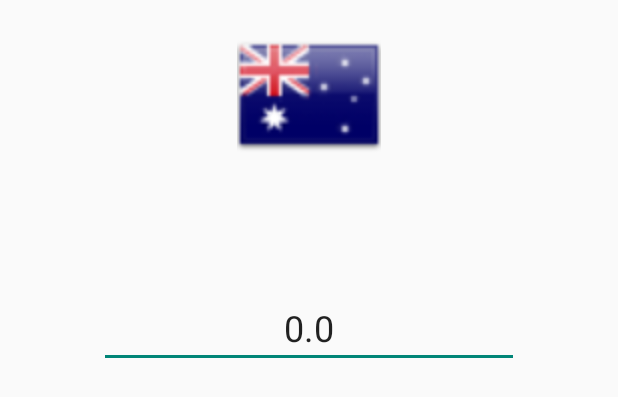
After one commit to icicala/MAD, an Android app: the layout activity_edit_currency.xml on its own in the app's theme, with its tools: preview values and no code run, on a phone screen of 412 x 824 dp. The commit adds this screen. Shown: the top 397 px of the screen. Run offline under Robolectric (Android 15) with nearby library versions, the phone set to English and light mode, and no system bars.

Commit message:
feat(Exercises 4) Exercises 4.4: Make Currency List editable

```diff
--- a/app/src/main/java/de/thu/hallomad/ExchangeRate.java
+++ b/app/src/main/java/de/thu/hallomad/ExchangeRate.java
@@ -22,4 +22,8 @@ public class ExchangeRate {
     public double getRateForOneEuro() {
         return rateForOneEuro;
     }
+
+    public void setRateForOneEuro(double rateForOneEuro) {
+        this.rateForOneEuro = rateForOneEuro;
+    }
 }
--- a/app/src/main/java/de/thu/hallomad/ExchangeRateDatabase.java
+++ b/app/src/main/java/de/thu/hallomad/ExchangeRateDatabase.java
@@ -76,6 +76,12 @@ public class ExchangeRateDatabase {
         return CURRENCIES_MAP.get(currency).getCapital();
     }
 
+    public void setRate(String currency, double rate) {
+        ExchangeRate exRate = CURRENCIES_MAP.get(currency);
+        exRate.setRateForOneEuro(rate);
+        CURRENCIES_MAP.put(currency, exRate);
+    }
+
 
     /**
      * Converts a value from a currency to another one
--- a/app/src/main/java/de/thu/hallomad/MainActivity.java
+++ b/app/src/main/java/de/thu/hallomad/MainActivity.java
@@ -96,11 +96,15 @@ public class MainActivity extends AppCompatActivity {
 
     @Override
     public boolean onOptionsItemSelected(@NonNull MenuItem item) {
+        Intent intent = new Intent(MainActivity.this, CurrencyListActivity.class);
         switch (item.getItemId()) {
             case R.id.id_currency_list_menu:
-                Intent intent = new Intent(MainActivity.this, CurrencyListActivity.class);
+                intent.putExtra("EditMode", false);
                 startActivity(intent);
                 return true;
+            case R.id.id_edit_currency_list:
+                intent.putExtra("EditMode", true);
+                startActivity(intent);
             default:
                 return super.onOptionsItemSelected(item);
         }
--- /dev/null
+++ b/app/src/main/res/layout/activity_edit_currency.xml
@@ -0,0 +1,55 @@
+<?xml version="1.0" encoding="utf-8"?>
+<androidx.constraintlayout.widget.ConstraintLayout xmlns:android="http://schemas.android.com/apk/res/android"
+    xmlns:app="http://schemas.android.com/apk/res-auto"
+    xmlns:tools="http://schemas.android.com/tools"
+    android:layout_width="match_parent"
+    android:layout_height="match_parent"
+    tools:context=".EditCurrencyActivity">
+
+    <ImageView
+        android:id="@+id/id_flag_editmode"
+        android:layout_width="96dp"
+        android:layout_height="96dp"
+        android:layout_marginStart="16dp"
+        android:layout_marginTop="16dp"
+        android:layout_marginEnd="16dp"
+        android:contentDescription="@string/flag_country"
+        app:layout_constraintEnd_toEndOf="parent"
+        app:layout_constraintStart_toStartOf="parent"
+        app:layout_constraintTop_toTopOf="parent"
+        app:srcCompat="@drawable/flag_aud" />
+
+    <TextView
+        android:id="@+id/id_currency_editMode"
+        android:layout_width="wrap_content"
+        android:layout_height="wrap_content"
+        android:layout_marginStart="16dp"
+        android:layout_marginTop="16dp"
+        android:layout_marginEnd="16dp"
+        android:gravity="center"
+        android:minHeight="48dp"
+        android:textSize="24sp"
+        app:layout_constraintEnd_toEndOf="parent"
+        app:layout_constraintStart_toStartOf="parent"
+        app:layout_constraintTop_toBottomOf="@+id/id_flag_editmode" />
+
+    <EditText
+        android:id="@+id/id_rate_editMode"
+        android:layout_width="wrap_content"
+        android:layout_height="wrap_content"
+        android:layout_marginStart="16dp"
+        android:layout_marginTop="16dp"
+        android:layout_marginEnd="16dp"
+        android:ems="10"
+        android:gravity="center"
+        android:imeOptions="actionDone"
+        android:inputType="numberDecimal"
+        android:labelFor="@id/id_currency_editMode"
+        android:minHeight="48dp"
+        android:text="@string/_0_0"
+        android:textSize="24sp"
+        app:layout_constraintEnd_toEndOf="parent"
+        app:layout_constraintHorizontal_bias="0.497"
+        app:layout_constraintStart_toStartOf="parent"
+        app:layout_constraintTop_toBottomOf="@+id/id_currency_editMode" />
+</androidx.constraintlayout.widget.ConstraintLayout>
--- a/app/src/main/res/values/strings.xml
+++ b/app/src/main/res/values/strings.xml
@@ -8,5 +8,6 @@
     <string name="flag_country">Flag country</string>
     <string name="currency_list">Currency List</string>
     <string name="share">Share</string>
+    <string name="edit_currency_list">Edit Currency List</string>
 
 </resources>
```
Also changed, not shown: app/src/main/AndroidManifest.xml (+12 -6 lines), app/src/main/java/de/thu/hallomad/CurrencyListActivity.java (+30 -6 lines), app/src/main/java/de/thu/hallomad/EditCurrencyActivity.java (added, +48 -0 lines), app/src/main/res/menu/menu.xml (+6 -1 lines).
